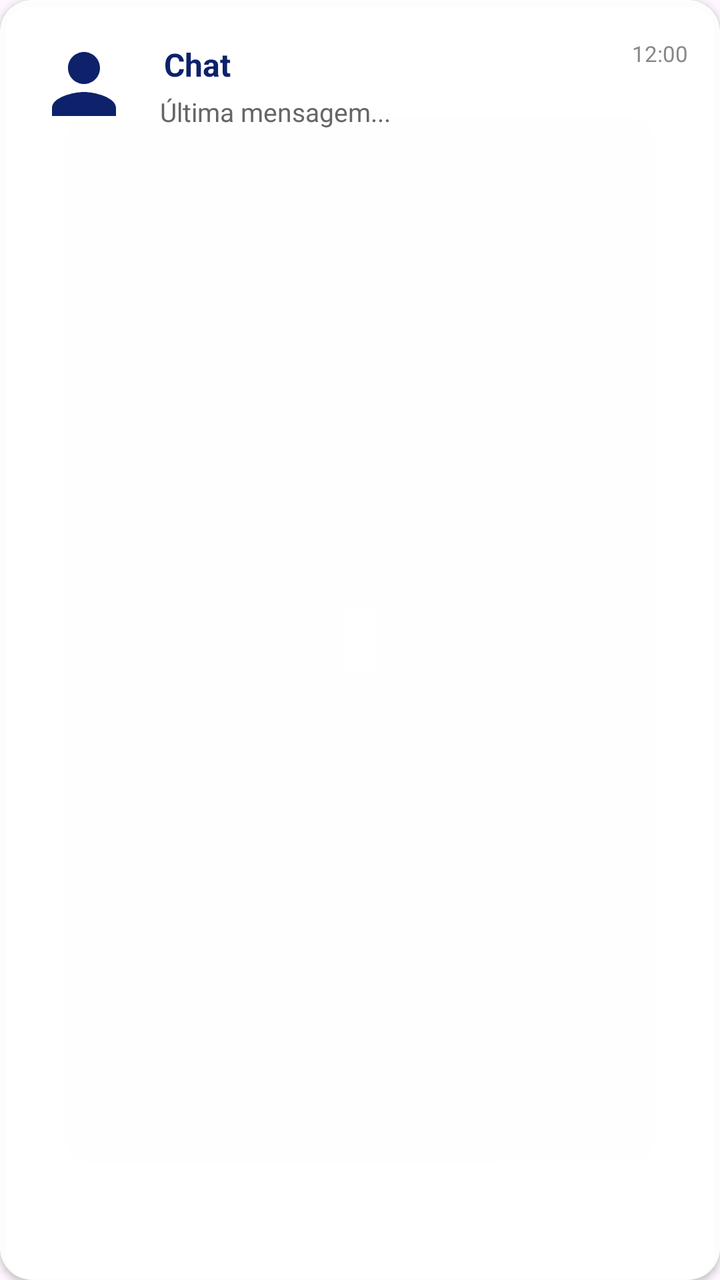
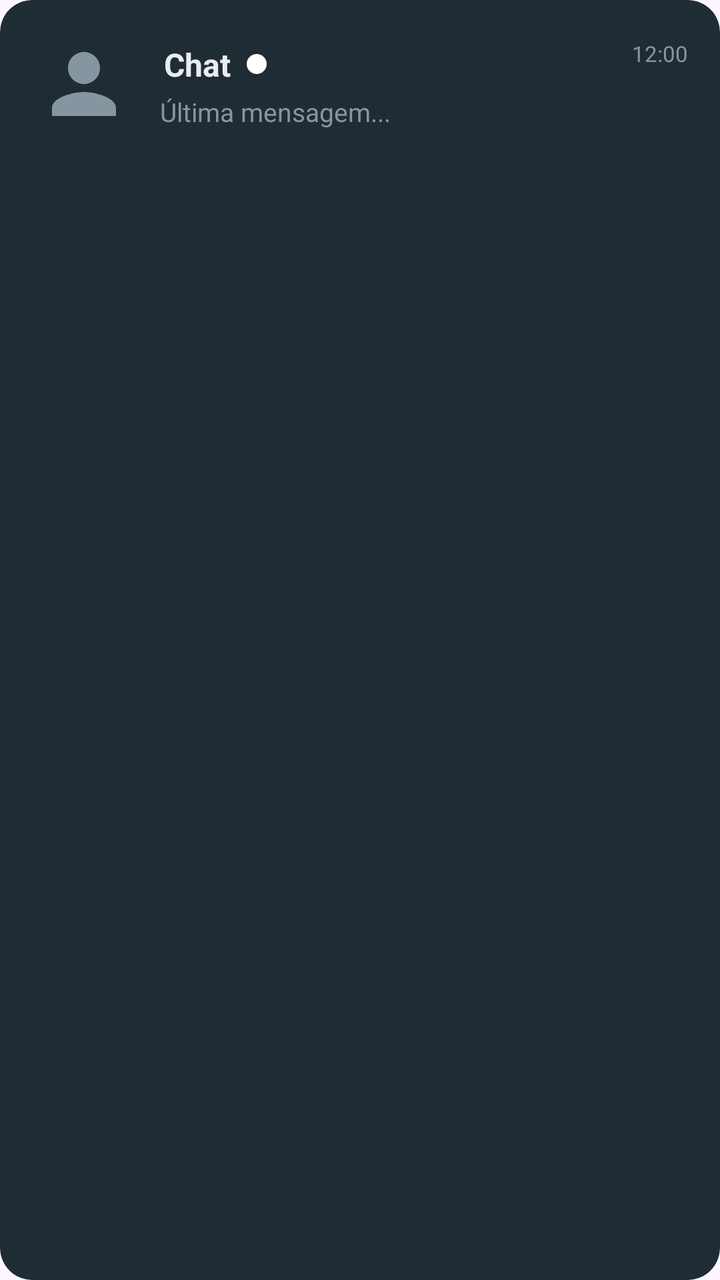

Before-and-after screenshots of an Android layout around one commit, followed by the original layout XML and the change that was made.
<!-- AndroidManifest.xml: application theme Theme.PlataformaRemota -->
<!-- res/layout/item_chat.xml -->
<?xml version="1.0" encoding="utf-8"?>
<com.google.android.material.card.MaterialCardView xmlns:android="http://schemas.android.com/apk/res/android"
    xmlns:app="http://schemas.android.com/apk/res-auto"
    android:id="@+id/cardChat"
    android:layout_width="match_parent"
    android:layout_height="wrap_content"
    android:layout_marginHorizontal="8dp"
    android:layout_marginVertical="6dp"
    app:cardBackgroundColor="#F2FFFFFF"
    app:cardCornerRadius="16dp"
    app:cardElevation="2dp"
    app:strokeWidth="0dp">

    <LinearLayout
        android:layout_width="match_parent"
        android:layout_height="wrap_content"
        android:gravity="center_vertical"
        android:orientation="horizontal"
        android:padding="16dp">

        <FrameLayout
            android:id="@+id/containerAvatarChat"
            android:layout_width="52dp"
            android:layout_height="52dp"
            android:layout_marginEnd="12dp"
            android:background="?attr/selectableItemBackgroundBorderless"
            android:clickable="true"
            android:focusable="true">

            <ImageView
                android:id="@+id/imgFotoChat"
                android:layout_width="48dp"
                android:layout_height="48dp"
                android:layout_gravity="center"
                android:src="@drawable/ic_person"
                app:tint="#0D226B" />
        </FrameLayout>

        <LinearLayout
            android:layout_width="0dp"
            android:layout_height="wrap_content"
            android:layout_weight="1"
            android:orientation="vertical">

            <LinearLayout
                android:layout_width="match_parent"
                android:layout_height="wrap_content"
                android:orientation="horizontal">

                <LinearLayout
                    android:layout_width="0dp"
                    android:layout_height="wrap_content"
                    android:layout_weight="1"
                    android:gravity="center_vertical"
                    android:orientation="horizontal">

                    <TextView
                        android:id="@+id/txtNomeChat"
                        android:layout_width="wrap_content"
                        android:layout_height="wrap_content"
                        android:background="?attr/selectableItemBackground"
                        android:clickable="true"
                        android:focusable="true"
                        android:ellipsize="end"
                        android:maxLines="1"
                        android:padding="2dp"
                        android:text="@string/chat_header_titulo"
                        android:textColor="#0D226B"
                        android:textSize="16sp"
                        android:textStyle="bold" />

                    <View
                        android:id="@+id/dotStatusChat"
                        android:layout_width="10dp"
                        android:layout_height="10dp"
                        android:layout_marginStart="6dp"
                        android:background="@drawable/bg_status_dot" />
                </LinearLayout>

                <TextView
                    android:id="@+id/txtHoraChat"
                    android:layout_width="wrap_content"
                    android:layout_height="wrap_content"
                    android:text="12:00"
                    android:textColor="#888888"
                    android:textSize="11sp" />
            </LinearLayout>

            <TextView
                android:id="@+id/txtContextoChat"
                android:layout_width="match_parent"
                android:layout_height="wrap_content"
                android:layout_marginTop="2dp"
                android:ellipsize="end"
                android:maxLines="1"
                android:text="Trabalho"
                android:textColor="#0D226B"
                android:textSize="11sp"
                android:textStyle="italic"
                android:visibility="gone" />

            <TextView
                android:id="@+id/txtUltimaMensagem"
                android:layout_width="match_parent"
                android:layout_height="wrap_content"
                android:layout_marginTop="2dp"
                android:ellipsize="end"
                android:maxLines="1"
                android:text="Última mensagem..."
                android:textColor="#666666"
                android:textSize="13sp" />
        </LinearLayout>
    </LinearLayout>
</com.google.android.material.card.MaterialCardView>
<!-- resources referenced by this layout -->
<resources>
  <!-- drawable bg_status_dot (drawable) -->
  <?xml version="1.0" encoding="utf-8"?>
  <shape xmlns:android="http://schemas.android.com/apk/res/android"
      android:shape="oval">
      <solid android:color="#FFFFFF" />
      <size android:width="12dp" android:height="12dp" />
  </shape>
  <!-- drawable ic_person (drawable) -->
  <vector xmlns:android="http://schemas.android.com/apk/res/android" android:height="24dp" android:tint="#000000" android:viewportHeight="24" android:viewportWidth="24" android:width="24dp">
        
      <path android:fillColor="@android:color/white" android:pathData="M12,12c2.21,0 4,-1.79 4,-4s-1.79,-4 -4,-4 -4,1.79 -4,4 1.79,4 4,4zM12,14c-2.67,0 -8,1.34 -8,4v2h16v-2c0,-2.66 -5.33,-4 -8,-4z"/>
      
  </vector>
  <string name="chat_header_titulo">Chat</string>
  <style name="Theme.PlataformaRemota" parent="Base.Theme.PlataformaRemota" />
  <style name="Base.Theme.PlataformaRemota" parent="Theme.Material3.DayNight.NoActionBar">
          <item name="android:windowAnimationStyle">@style/ActivityAnimation</item>
          <item name="android:fontFamily">sans-serif</item>
          <item name="fontFamily">sans-serif</item>
      </style>
  <style name="ActivityAnimation" parent="@android:style/Animation.Activity">
          <item name="android:activityOpenEnterAnimation">@anim/slide_in_right</item>
          <item name="android:activityOpenExitAnimation">@anim/slide_out_left</item>
          <item name="android:activityCloseEnterAnimation">@anim/slide_in_left</item>
          <item name="android:activityCloseExitAnimation">@anim/slide_out_right</item>
      </style>
</resources>

<!-- the commit's change to res/layout/item_chat.xml (unified diff, before → after) -->
@@ -6,18 +6,16 @@
     android:layout_height="wrap_content"
     android:layout_marginHorizontal="8dp"
     android:layout_marginVertical="6dp"
-    app:cardBackgroundColor="#F2FFFFFF"
+    app:cardBackgroundColor="#1F2C34"
     app:cardCornerRadius="16dp"
-    app:cardElevation="2dp"
+    app:cardElevation="0dp"
     app:strokeWidth="0dp">
-
     <LinearLayout
         android:layout_width="match_parent"
         android:layout_height="wrap_content"
         android:gravity="center_vertical"
         android:orientation="horizontal"
         android:padding="16dp">
-
         <FrameLayout
             android:id="@+id/containerAvatarChat"
             android:layout_width="52dp"
@@ -26,34 +24,29 @@
             android:background="?attr/selectableItemBackgroundBorderless"
             android:clickable="true"
             android:focusable="true">
-
             <ImageView
                 android:id="@+id/imgFotoChat"
                 android:layout_width="48dp"
                 android:layout_height="48dp"
                 android:layout_gravity="center"
                 android:src="@drawable/ic_person"
-                app:tint="#0D226B" />
+                app:tint="#8696A0" />
         </FrameLayout>
-
         <LinearLayout
             android:layout_width="0dp"
             android:layout_height="wrap_content"
             android:layout_weight="1"
             android:orientation="vertical">
-
             <LinearLayout
                 android:layout_width="match_parent"
                 android:layout_height="wrap_content"
                 android:orientation="horizontal">
-
                 <LinearLayout
                     android:layout_width="0dp"
                     android:layout_height="wrap_content"
                     android:layout_weight="1"
                     android:gravity="center_vertical"
                     android:orientation="horizontal">
-
                     <TextView
                         android:id="@+id/txtNomeChat"
                         android:layout_width="wrap_content"
@@ -65,10 +58,9 @@
                         android:maxLines="1"
                         android:padding="2dp"
                         android:text="@string/chat_header_titulo"
-                        android:textColor="#0D226B"
+                        android:textColor="#E9EDEF"
                         android:textSize="16sp"
                         android:textStyle="bold" />
-
                     <View
                         android:id="@+id/dotStatusChat"
                         android:layout_width="10dp"
@@ -76,16 +68,23 @@
                         android:layout_marginStart="6dp"
                         android:background="@drawable/bg_status_dot" />
                 </LinearLayout>
-
+                
+                <ImageView
+                    android:id="@+id/imgPinoFixado"
+                    android:layout_width="16dp"
+                    android:layout_height="16dp"
+                    android:layout_marginEnd="8dp"
+                    android:src="@drawable/ic_add"
+                    app:tint="#8696A0"
+                    android:visibility="gone" />
                 <TextView
                     android:id="@+id/txtHoraChat"
                     android:layout_width="wrap_content"
                     android:layout_height="wrap_content"
                     android:text="12:00"
-                    android:textColor="#888888"
+                    android:textColor="#8696A0"
                     android:textSize="11sp" />
             </LinearLayout>
-
             <TextView
                 android:id="@+id/txtContextoChat"
                 android:layout_width="match_parent"
@@ -94,11 +93,10 @@
                 android:ellipsize="end"
                 android:maxLines="1"
                 android:text="Trabalho"
-                android:textColor="#0D226B"
+                android:textColor="#00A884"
                 android:textSize="11sp"
                 android:textStyle="italic"
                 android:visibility="gone" />
-
             <TextView
                 android:id="@+id/txtUltimaMensagem"
                 android:layout_width="match_parent"
@@ -107,7 +105,7 @@
                 android:ellipsize="end"
                 android:maxLines="1"
                 android:text="Última mensagem..."
-                android:textColor="#666666"
+                android:textColor="#8696A0"
                 android:textSize="13sp" />
         </LinearLayout>
     </LinearLayout>
<!-- resource entries referenced after the edit -->
@@ -7,6 +7,12 @@
       <solid android:color="#FFFFFF" />
       <size android:width="12dp" android:height="12dp" />
   </shape>
+  <!-- drawable ic_add (drawable) -->
+  <vector xmlns:android="http://schemas.android.com/apk/res/android" android:height="24dp" android:tint="#000000" android:viewportHeight="960" android:viewportWidth="960" android:width="24dp">
+        
+      <path android:fillColor="@android:color/white" android:pathData="M440,520L200,520L200,440L440,440L440,200L520,200L520,440L760,440L760,520L520,520L520,760L440,760L440,520Z"/>
+      
+  </vector>
   <!-- drawable ic_person (drawable) -->
   <vector xmlns:android="http://schemas.android.com/apk/res/android" android:height="24dp" android:tint="#000000" android:viewportHeight="24" android:viewportWidth="24" android:width="24dp">
         
